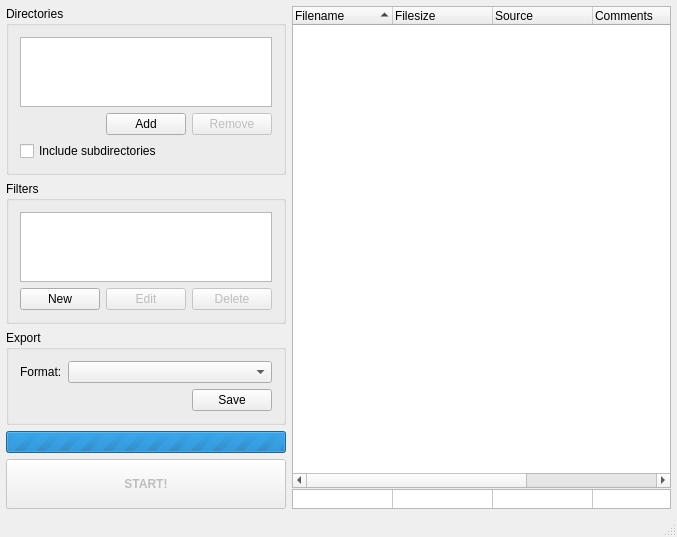
Above: src/MainWindow.ui from arturo182/CodeStat before the change. Below: the same form after it.
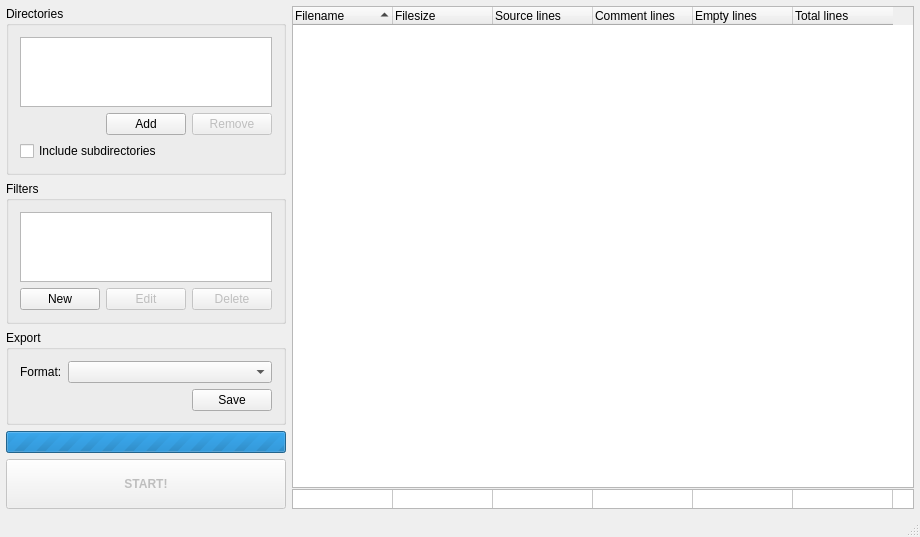
That is the form after the change. Icons and pictures are not drawn.

What changed in the file:
```diff
--- a/src/MainWindow.ui
+++ b/src/MainWindow.ui
@@ -6,8 +6,8 @@
    <rect>
     <x>0</x>
     <y>0</y>
-    <width>677</width>
-    <height>510</height>
+    <width>920</width>
+    <height>512</height>
    </rect>
   </property>
   <property name="windowTitle">
@@ -271,6 +271,9 @@
       </property>
       <item>
        <widget class="QTreeWidget" name="statsTree">
+        <property name="indentation">
+         <number>0</number>
+        </property>
         <property name="sortingEnabled">
          <bool>true</bool>
         </property>
@@ -289,12 +292,12 @@
         </column>
         <column>
          <property name="text">
-          <string>Source</string>
+          <string>Source lines</string>
          </property>
         </column>
         <column>
          <property name="text">
-          <string>Comments</string>
+          <string>Comment lines</string>
          </property>
         </column>
         <column>
@@ -304,7 +307,7 @@
         </column>
         <column>
          <property name="text">
-          <string>Total</string>
+          <string>Total lines</string>
          </property>
         </column>
        </widget>
```
